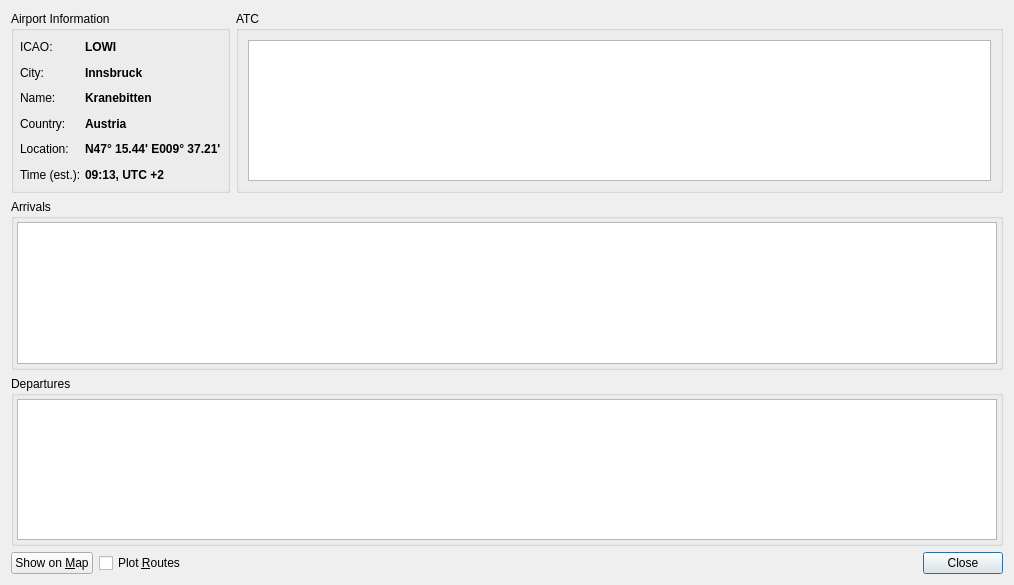
Qt form branches/jonas_stable/QuteScoop/gui/AirportDetails.ui (qutescoop/qutescoop) before a commit.
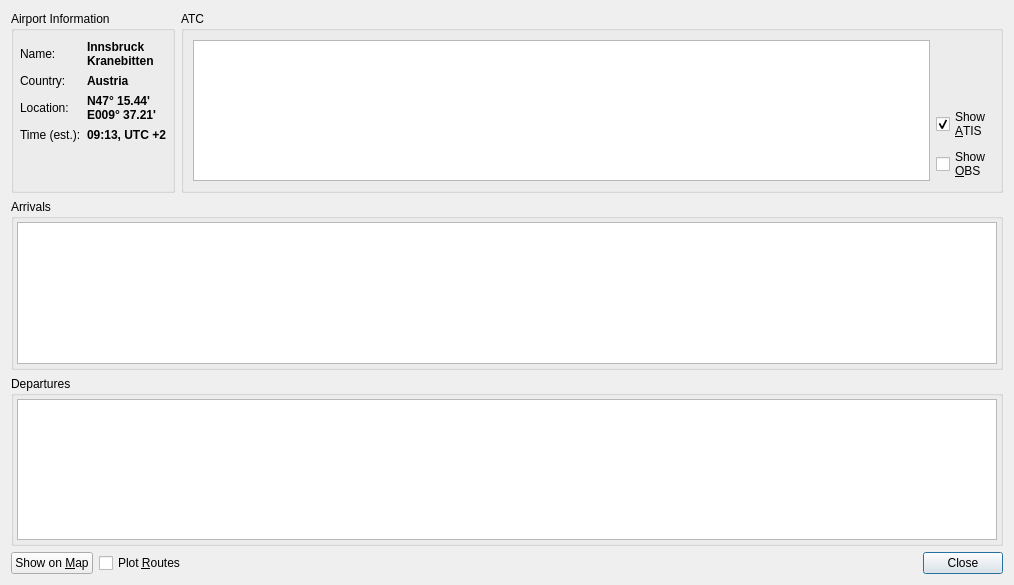
The same form after that commit. Icons and pictures are not drawn.

Commit message:
changed: * allow ATIS and OBS to be shown selectively in AirportDetails * widen selection base for ClientSelection (not only painted labels, but all objects)
added:
* select first item in ClientSelection after 2 seconds automatically, stop countdown on user action

What changed in the file:
```diff
--- a/branches/jonas_stable/QuteScoop/gui/AirportDetails.ui
+++ b/branches/jonas_stable/QuteScoop/gui/AirportDetails.ui
@@ -29,63 +29,20 @@
         <set>Qt::AlignLeading|Qt::AlignLeft|Qt::AlignTop</set>
        </property>
        <layout class="QGridLayout">
-        <property name="horizontalSpacing">
-         <number>4</number>
-        </property>
-        <property name="verticalSpacing">
+        <property name="leftMargin">
          <number>6</number>
         </property>
-        <property name="margin">
+        <property name="rightMargin">
          <number>6</number>
         </property>
         <item row="0" column="0">
-         <widget class="QLabel" name="label">
-          <property name="text">
-           <string>ICAO:</string>
-          </property>
-         </widget>
-        </item>
-        <item row="0" column="1">
-         <widget class="QLabel" name="lblIcao">
-          <property name="font">
-           <font>
-            <weight>75</weight>
-            <bold>true</bold>
-           </font>
-          </property>
-          <property name="text">
-           <string>LOWI</string>
-          </property>
-         </widget>
-        </item>
-        <item row="1" column="0">
-         <widget class="QLabel" name="label_3">
-          <property name="text">
-           <string>City:</string>
-          </property>
-         </widget>
-        </item>
-        <item row="1" column="1">
-         <widget class="QLabel" name="lblCity">
-          <property name="font">
-           <font>
-            <weight>75</weight>
-            <bold>true</bold>
-           </font>
-          </property>
-          <property name="text">
-           <string>Innsbruck</string>
-          </property>
-         </widget>
-        </item>
-        <item row="2" column="0">
          <widget class="QLabel" name="label_4">
           <property name="text">
            <string>Name:</string>
           </property>
          </widget>
         </item>
-        <item row="2" column="1">
+        <item row="0" column="1">
          <widget class="QLabel" name="lblName">
           <property name="font">
            <font>
@@ -94,18 +51,19 @@
            </font>
           </property>
           <property name="text">
-           <string>Kranebitten</string>
+           <string>Innsbruck
+Kranebitten</string>
           </property>
          </widget>
         </item>
-        <item row="3" column="0">
+        <item row="1" column="0">
          <widget class="QLabel" name="label_5">
           <property name="text">
            <string>Country:</string>
           </property>
          </widget>
         </item>
-        <item row="3" column="1">
+        <item row="1" column="1">
          <widget class="QLabel" name="lblCountry">
           <property name="font">
            <font>
@@ -118,14 +76,14 @@
           </property>
          </widget>
         </item>
-        <item row="4" column="0">
+        <item row="2" column="0">
          <widget class="QLabel" name="label_2">
           <property name="text">
            <string>Location:</string>
           </property>
          </widget>
         </item>
-        <item row="4" column="1">
+        <item row="2" column="1">
          <widget class="QLabel" name="lblLocation">
           <property name="font">
            <font>
@@ -134,18 +92,19 @@
            </font>
           </property>
           <property name="text">
-           <string>N47° 15.44' E009° 37.21'</string>
+           <string>N47° 15.44' 
+E009° 37.21'</string>
           </property>
          </widget>
         </item>
-        <item row="5" column="0">
+        <item row="3" column="0">
          <widget class="QLabel" name="label_6">
           <property name="text">
            <string>Time (est.):</string>
           </property>
          </widget>
         </item>
-        <item row="5" column="1">
+        <item row="3" column="1">
          <widget class="QLabel" name="lblTime">
           <property name="font">
            <font>
@@ -158,6 +117,19 @@
           </property>
          </widget>
         </item>
+        <item row="4" column="0">
+         <spacer name="verticalSpacer">
+          <property name="orientation">
+           <enum>Qt::Vertical</enum>
+          </property>
+          <property name="sizeHint" stdset="0">
+           <size>
+            <width>20</width>
+            <height>40</height>
+           </size>
+          </property>
+         </spacer>
+        </item>
        </layout>
       </widget>
      </item>
@@ -173,10 +145,7 @@
         <string>ATC</string>
        </property>
        <layout class="QGridLayout" name="gridLayout">
-        <property name="sizeConstraint">
-         <enum>QLayout::SetMinimumSize</enum>
-        </property>
-        <item row="0" column="0" rowspan="2">
+        <item row="0" column="0">
          <widget class="QTreeView" name="treeAtc">
           <property name="editTriggers">
            <set>QAbstractItemView::NoEditTriggers</set>
@@ -204,6 +173,42 @@
           </property>
          </widget>
         </item>
+        <item row="0" column="2">
+         <layout class="QVBoxLayout" name="verticalLayout">
+          <item>
+           <spacer name="verticalSpacer_2">
+            <property name="orientation">
+             <enum>Qt::Vertical</enum>
+            </property>
+            <property name="sizeHint" stdset="0">
+             <size>
+              <width>20</width>
+              <height>40</height>
+             </size>
+            </property>
+           </spacer>
+          </item>
+          <item>
+           <widget class="QCheckBox" name="cbAtis">
+            <property name="text">
+             <string>Show
+&amp;ATIS</string>
+            </property>
+            <property name="checked">
+             <bool>true</bool>
+            </property>
+           </widget>
+          </item>
+          <item>
+           <widget class="QCheckBox" name="cbObservers">
+            <property name="text">
+             <string>Show 
+&amp;OBS</string>
+            </property>
+           </widget>
+          </item>
+         </layout>
+        </item>
        </layout>
       </widget>
      </item>
```
Left out of the diff: 6 changed lines with no effect on the pictures. The commit also changes 24 other files.
